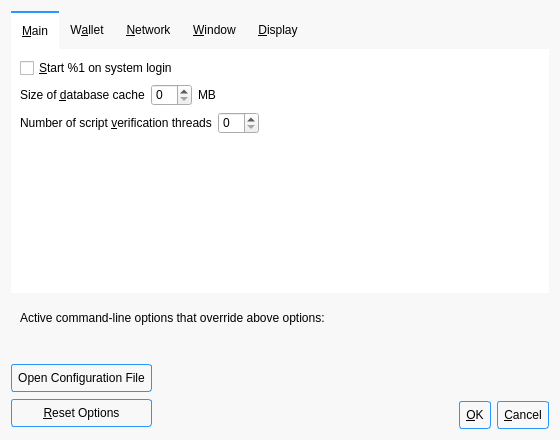
First picture: the form in src/qt/forms/optionsdialog.ui, repository ecoinchain/ecoin, before the edit.
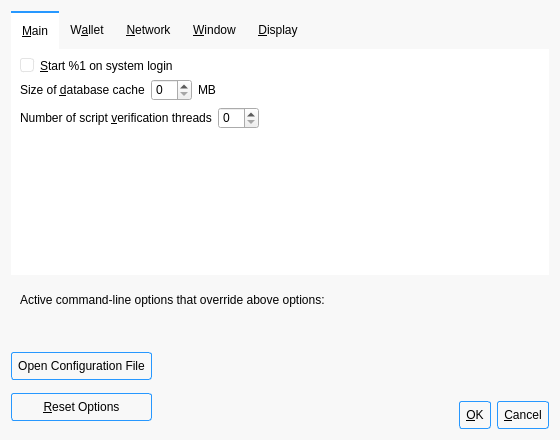
Second picture: the form after the edit. The open tabs and pages were chosen to show the change. Icons and pictures are not drawn. Custom widgets are drawn as their Qt base class.

```diff
--- a/src/qt/forms/optionsdialog.ui
+++ b/src/qt/forms/optionsdialog.ui
@@ -107,7 +107,19 @@
 QComboBox QAbstractItemView {
     border: 1px solid #f8f8f8;
     selection-background-color: #2798FF;
-}</string>
+}
+
+QCheckBox::indicator {
+background: #FFFFFF;
+border: 1px solid #E4E4E4;
+border-radius: 3px;
+padding: 4px;
+}
+
+QCheckBox::indicator::checked {
+    image: url(:/icons/add) 0 0 0 0 stretch stretch;
+}
+</string>
   </property>
   <property name="modal">
    <bool>true</bool>
@@ -125,9 +137,18 @@
       <layout class="QVBoxLayout" name="verticalLayout_Main">
        <item>
         <widget class="QCheckBox" name="bitcoinAtStartup">
+         <property name="sizePolicy">
+          <sizepolicy hsizetype="Preferred" vsizetype="Preferred">
+           <horstretch>0</horstretch>
+           <verstretch>0</verstretch>
+          </sizepolicy>
+         </property>
          <property name="toolTip">
           <string>Automatically start %1 after logging in to the system.</string>
          </property>
+         <property name="autoFillBackground">
+          <bool>false</bool>
+         </property>
          <property name="text">
           <string>&amp;Start %1 on system login</string>
          </property>
```
Left out of the diff: 2 changed lines with no effect on the pictures.
